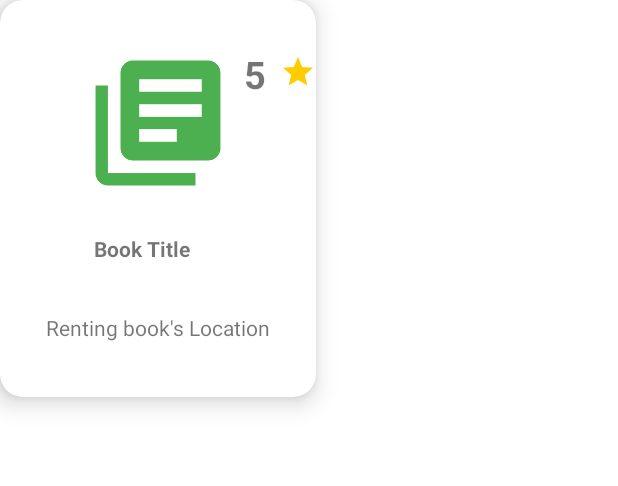
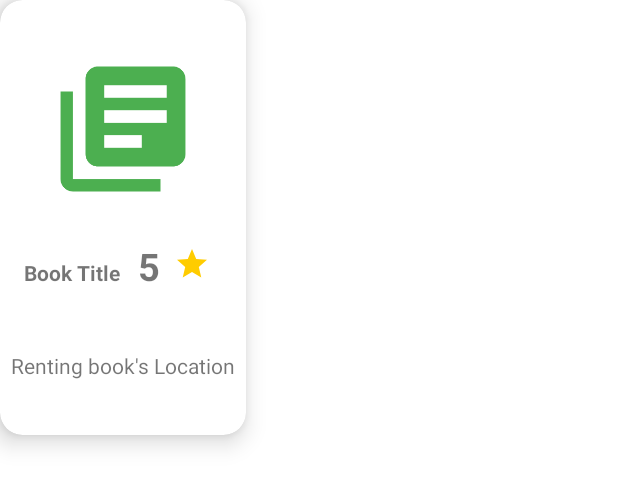
Before and after one commit to DeepakSingh260/Saathi, an Android app: the layout book_card.xml on its own in the app's theme, with its tools: preview values and no code run, on a phone screen of 412 x 824 dp. Shown: the top 486 px of the screen. Run offline under Robolectric (Android 15) with nearby library versions, the phone set to English and light mode, and no system bars.

Commit message:
book designing finished

```diff
--- a/app/build.gradle
+++ b/app/build.gradle
@@ -40,9 +40,12 @@ dependencies {
     implementation 'com.google.android.material:material:1.6.1'
     implementation 'androidx.constraintlayout:constraintlayout:2.1.4'
     implementation 'com.google.firebase:firebase-auth-ktx:21.0.7'
+    implementation 'com.google.firebase:firebase-database-ktx:20.0.5'
     testImplementation 'junit:junit:4.13.2'
     androidTestImplementation 'androidx.test.ext:junit:1.1.3'
     androidTestImplementation 'androidx.test.espresso:espresso-core:3.4.0'
     implementation platform('com.google.firebase:firebase-bom:30.3.2')
     implementation 'com.google.firebase:firebase-analytics-ktx'
+
+    implementation 'com.squareup.picasso:picasso:2.8'
 }
--- a/app/src/main/res/layout/book_card.xml
+++ b/app/src/main/res/layout/book_card.xml
@@ -15,22 +15,25 @@
             android:id="@+id/book_img"
             android:layout_width="100dp"
             android:layout_height="100dp"
-            android:layout_marginTop="32dp"
+            android:layout_marginStart="32dp"
+            android:layout_marginTop="36dp"
+            android:layout_marginEnd="32dp"
             android:src="@drawable/books"
             app:layout_constraintEnd_toEndOf="parent"
-            app:layout_constraintHorizontal_bias="0.498"
+            app:layout_constraintHorizontal_bias="0.543"
             app:layout_constraintStart_toStartOf="parent"
             app:layout_constraintTop_toTopOf="parent" />
 
         <TextView
             android:id="@+id/book_heading"
-            android:layout_width="100dp"
-            android:layout_height="wrap_content"
-            android:layout_marginTop="24dp"
+            android:layout_width="69dp"
+            android:layout_height="46dp"
+            android:layout_marginStart="16dp"
+            android:layout_marginTop="36dp"
             android:text="Book Title"
             android:textStyle="bold"
             app:layout_constraintEnd_toEndOf="parent"
-            app:layout_constraintHorizontal_bias="0.565"
+            app:layout_constraintHorizontal_bias="0.0"
             app:layout_constraintStart_toStartOf="parent"
             app:layout_constraintTop_toBottomOf="@+id/book_img" />
 
@@ -38,7 +41,8 @@
             android:layout_width="wrap_content"
             android:layout_height="wrap_content"
             android:layout_marginStart="24dp"
-            android:layout_marginTop="36dp"
+            android:layout_marginTop="164dp"
+            android:layout_marginEnd="24dp"
             android:src="@drawable/star"
             app:layout_constraintEnd_toEndOf="parent"
             app:layout_constraintHorizontal_bias="0.0"
@@ -49,25 +53,25 @@
             android:id="@+id/book_rating"
             android:layout_width="19dp"
             android:layout_height="31dp"
-            android:layout_marginTop="32dp"
             android:text="5"
             android:textSize="25sp"
             android:textStyle="bold"
+            app:layout_constraintBaseline_toBaselineOf="@+id/book_heading"
             app:layout_constraintEnd_toEndOf="parent"
-            app:layout_constraintHorizontal_bias="0.211"
-            app:layout_constraintStart_toEndOf="@+id/book_img"
-            app:layout_constraintTop_toTopOf="parent" />
+            app:layout_constraintHorizontal_bias="0.116"
+            app:layout_constraintStart_toEndOf="@+id/book_heading" />
 
         <TextView
             android:id="@+id/book_address"
             android:layout_width="150dp"
             android:layout_height="40dp"
-            android:layout_marginTop="33dp"
+            android:layout_marginTop="16dp"
             android:layout_marginBottom="16dp"
             android:text="Renting book's Location"
             app:layout_constraintBottom_toBottomOf="parent"
             app:layout_constraintEnd_toEndOf="parent"
             app:layout_constraintStart_toStartOf="parent"
-            app:layout_constraintTop_toBottomOf="@+id/book_heading" />
+            app:layout_constraintTop_toBottomOf="@+id/book_heading"
+            app:layout_constraintVertical_bias="0.0" />
     </androidx.constraintlayout.widget.ConstraintLayout>
 </androidx.cardview.widget.CardView>
```
Also changed, not shown: app/src/main/java/com/example/saathi/Book_Page.kt (+76 -2 lines), app/src/main/java/com/example/saathi/MainActivity.kt (+11 -1 lines).
